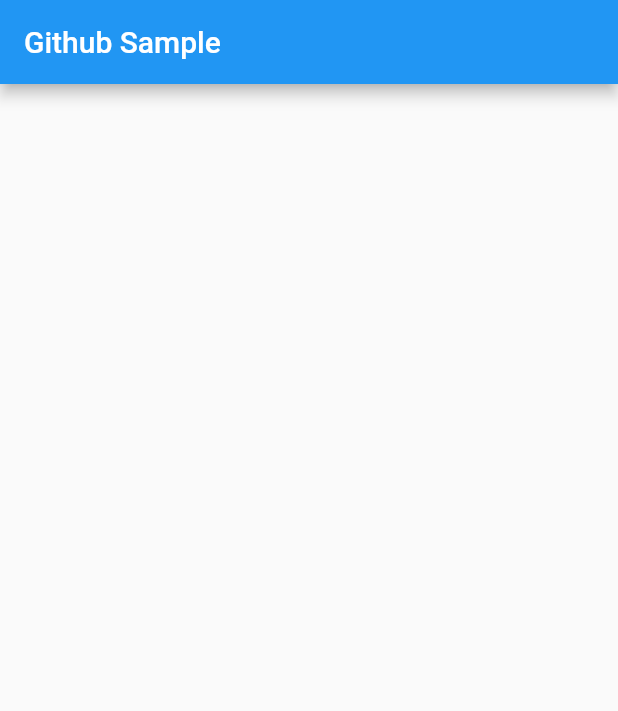
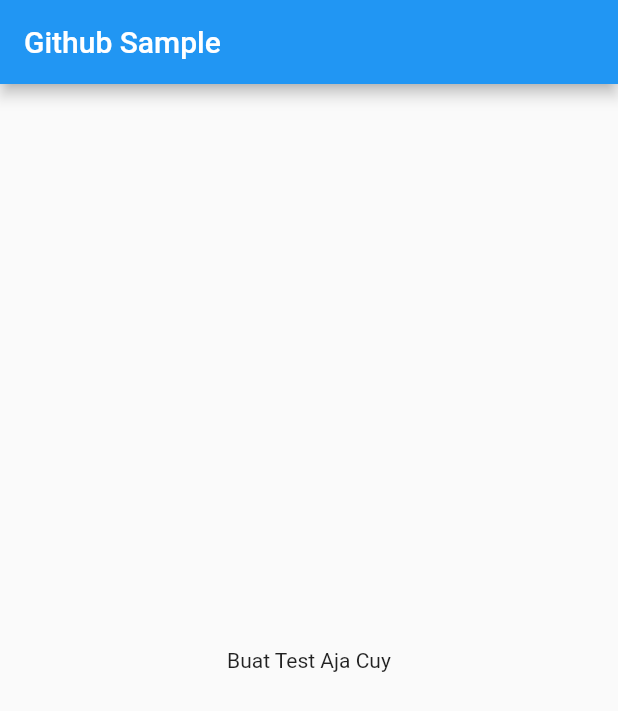
Before and after one commit to tama110199/test_flutter, a Flutter app: the screen it shows after launch, on a phone screen of 412 x 824 dp. Shown: the top 711 px of the screen. Run offline on Flutter 3.47's test engine with Material 2 defaults, Android fonts, the phone set to English and light mode, and no system bars.

Commit message:
commit 4

```diff
--- a/lib/main.dart
+++ b/lib/main.dart
@@ -24,6 +24,9 @@ class _MyHomePageState extends State<MyHomePage> {
       appBar: AppBar(
         title: Text('Github Sample'),
       ),
+      body: Center(
+        child: Text("Buat Test Aja Cuy"),
+      ),
     );
   }
 }
```
